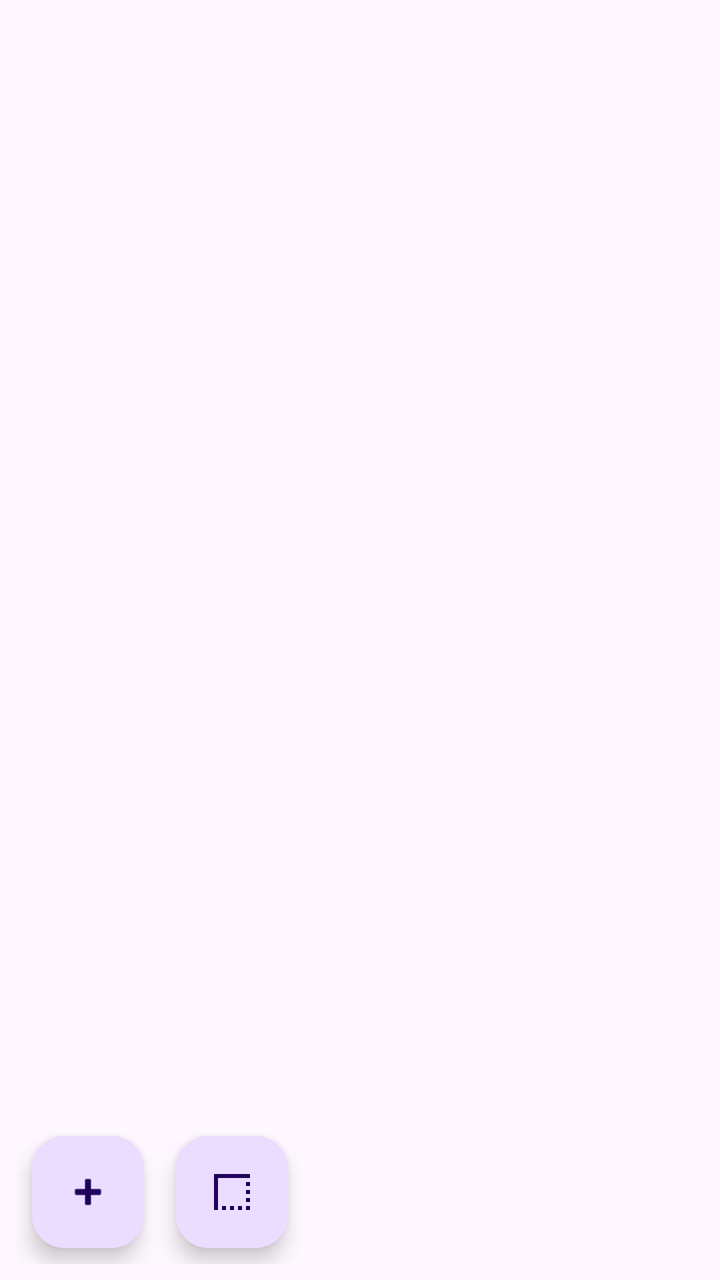
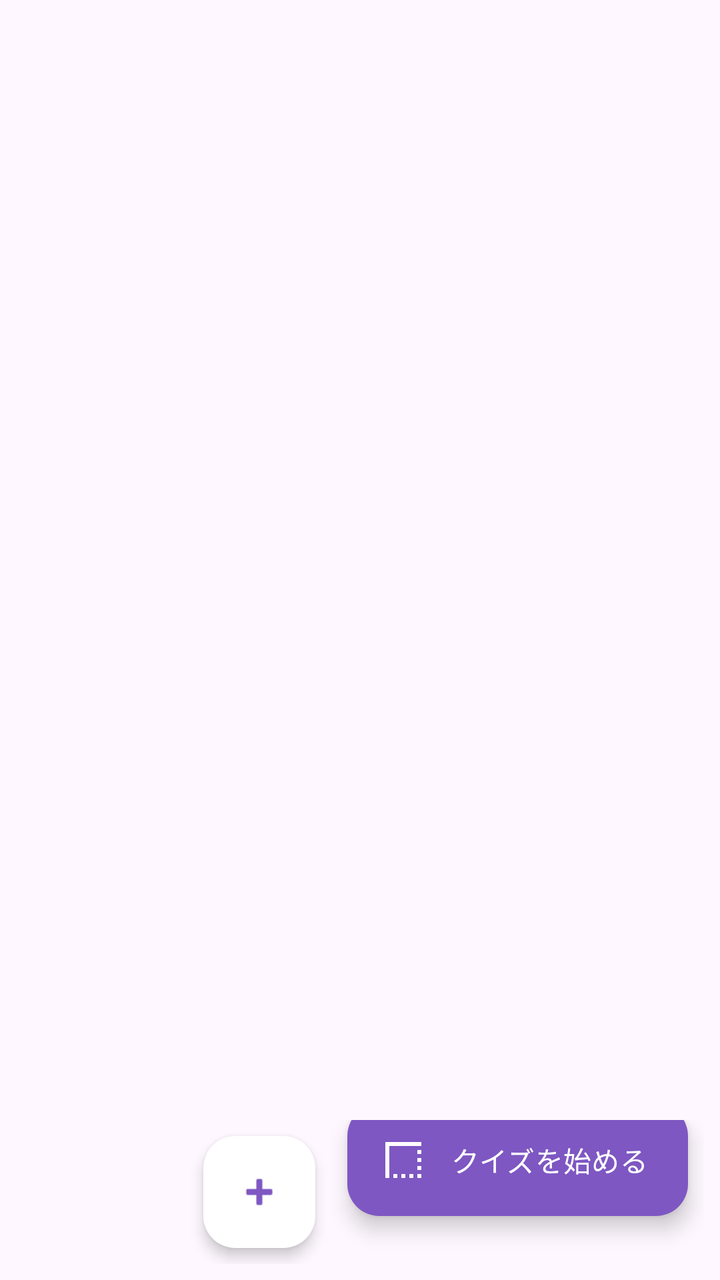

Two renders of the same Android screen: before a commit and after it. Below are the layout's source before the change and the commit's diff.
<!-- AndroidManifest.xml: application theme Theme.WordQuizBattle -->
<!-- res/layout/fragment_word_list.xml -->
<?xml version="1.0" encoding="utf-8"?>
<LinearLayout xmlns:android="http://schemas.android.com/apk/res/android"
    android:layout_width="match_parent"
    android:layout_height="match_parent"
    android:orientation="vertical">

    <androidx.recyclerview.widget.RecyclerView
        android:id="@+id/rvWords"
        android:layout_width="match_parent"
        android:layout_height="0dp"
        android:layout_weight="1"
        android:padding="8dp" />

    <LinearLayout
        android:layout_width="match_parent"
        android:layout_height="wrap_content"
        android:orientation="horizontal"
        android:padding="8dp">

        <com.google.android.material.floatingactionbutton.FloatingActionButton
            android:id="@+id/fabAddWord"
            android:layout_width="wrap_content"
            android:layout_height="wrap_content"
            android:layout_margin="8dp"
            android:src="@android:drawable/ic_input_add" />

        <com.google.android.material.floatingactionbutton.FloatingActionButton
            android:id="@+id/fabStartQuiz"
            android:layout_width="wrap_content"
            android:layout_height="wrap_content"
            android:layout_margin="8dp"
            android:src="@drawable/ic_cards" />

    </LinearLayout>

</LinearLayout>
<!-- resources referenced by this layout -->
<resources>
  <!-- drawable ic_cards (drawable) -->
  <vector xmlns:android="http://schemas.android.com/apk/res/android" android:height="24dp" android:tint="#000000" android:viewportHeight="960" android:viewportWidth="960" android:width="24dp">
        
      <path android:fillColor="@android:color/white" android:pathData="M280,840L280,760L360,760L360,840L280,840ZM440,840L440,760L520,760L520,840L440,840ZM600,840L600,760L680,760L680,840L600,840ZM760,840L760,760L840,760L840,840L760,840ZM760,680L760,600L840,600L840,680L760,680ZM760,520L760,440L840,440L840,520L760,520ZM760,360L760,280L840,280L840,360L760,360ZM120,840L120,120L840,120L840,200L200,200L200,840L120,840Z"/>
      
  </vector>
  <style name="Theme.WordQuizBattle" parent="Base.Theme.WordQuizBattle" />
  <style name="Base.Theme.WordQuizBattle" parent="Theme.Material3.DayNight.NoActionBar">
          
          
      </style>
</resources>

<!-- the commit's change to res/layout/fragment_word_list.xml (unified diff, before → after) -->
@@ -1,5 +1,6 @@
 <?xml version="1.0" encoding="utf-8"?>
 <LinearLayout xmlns:android="http://schemas.android.com/apk/res/android"
+    xmlns:app="http://schemas.android.com/apk/res-auto"
     android:layout_width="match_parent"
     android:layout_height="match_parent"
     android:orientation="vertical">
@@ -15,6 +16,7 @@
         android:layout_width="match_parent"
         android:layout_height="wrap_content"
         android:orientation="horizontal"
+        android:gravity="end|bottom"
         android:padding="8dp">
 
         <com.google.android.material.floatingactionbutton.FloatingActionButton
@@ -22,14 +24,24 @@
             android:layout_width="wrap_content"
             android:layout_height="wrap_content"
             android:layout_margin="8dp"
-            android:src="@android:drawable/ic_input_add" />
+            android:src="@android:drawable/ic_input_add"
+            android:contentDescription="単語を追加"
+            app:backgroundTint="#FFFFFF"
+            app:tint="#7E57C2"
+            app:borderWidth="0dp"
+            app:elevation="4dp" />
 
-        <com.google.android.material.floatingactionbutton.FloatingActionButton
+        <com.google.android.material.floatingactionbutton.ExtendedFloatingActionButton
             android:id="@+id/fabStartQuiz"
             android:layout_width="wrap_content"
             android:layout_height="wrap_content"
             android:layout_margin="8dp"
-            android:src="@drawable/ic_cards" />
+            android:text="クイズを始める"
+            android:textColor="#FFFFFF"
+            app:icon="@drawable/ic_cards"
+            app:iconTint="#FFFFFF"
+            app:backgroundTint="#7E57C2"
+            app:elevation="4dp" />
 
     </LinearLayout>
 
